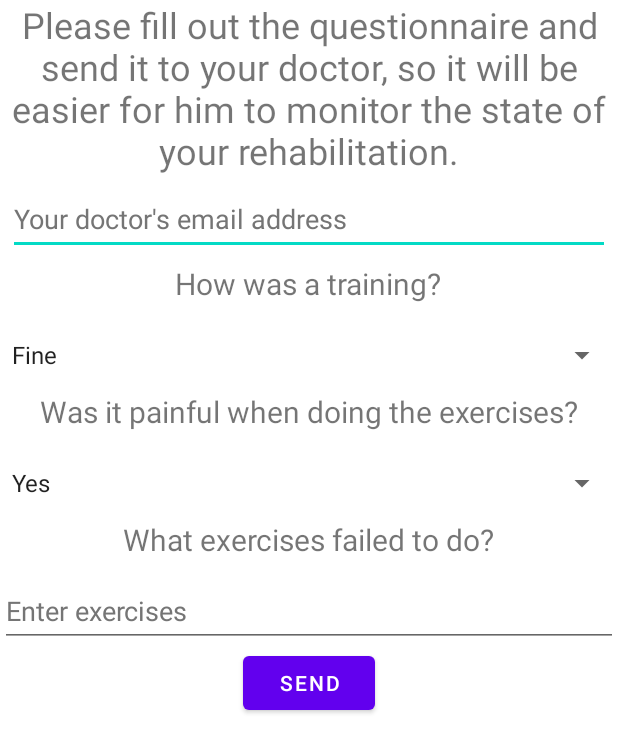
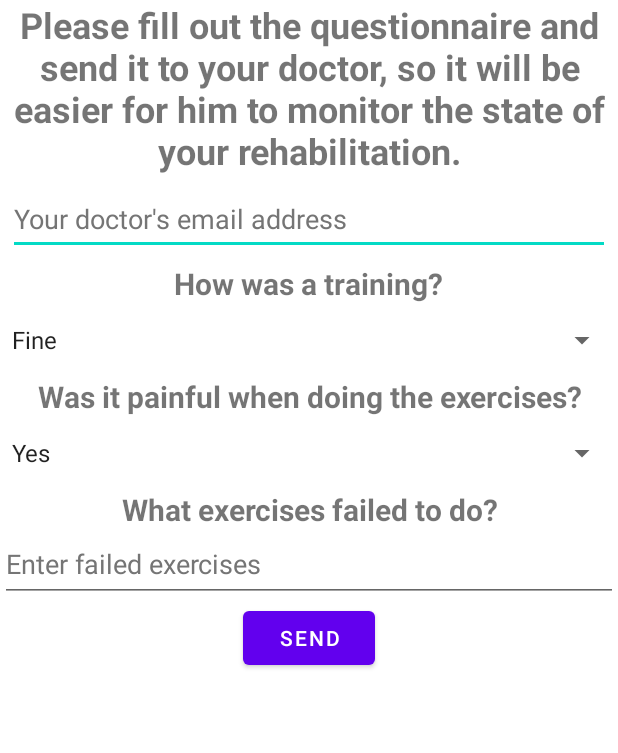
Before and after one commit to docfr10/Medical-rehabilitation, an Android app: the SendMailActivity screen opened directly, with no data from a screen before it, after a tap on "SEND", on a phone screen of 412 x 824 dp. Shown: the top 753 px of the screen. Run offline under Robolectric (Android 15) with nearby library versions, the light colour scheme and no system bars; 1 statement that could not run was skipped.

Commit message:
Sending emails is implemented(not final)

```diff
--- a/app/src/main/java/com/example/medicalrehabilitation/presenter/SendMailInterface.kt
+++ b/app/src/main/java/com/example/medicalrehabilitation/presenter/SendMailInterface.kt
@@ -6,6 +6,6 @@ import android.widget.Spinner
 import com.example.medicalrehabilitation.view.SendMailActivity
 
 interface SendMailInterface {
-    fun sendEmail(sendemail: Button, doctoremail: EditText, trainingspinner: Spinner)
+    fun sendEmail(sendemail: Button, doctoremail: EditText, trainingspinner: Spinner, theme: String)
     fun attachView(sendMail: SendMailActivity)
 }
--- a/app/src/main/java/com/example/medicalrehabilitation/presenter/SendMailPresenter.kt
+++ b/app/src/main/java/com/example/medicalrehabilitation/presenter/SendMailPresenter.kt
@@ -15,11 +15,19 @@ class SendMailPresenter : SendMailInterface {
         this.sendMail = sendMail
     }
 
-    override fun sendEmail(sendemail: Button, doctoremail: EditText, trainingspinner: Spinner) {
+    override fun sendEmail(
+        sendemail: Button,
+        doctoremail: EditText,
+        trainingspinner: Spinner,
+        theme: String
+    ) {
         sendemail.setOnClickListener {
-            val intent = Intent(Intent.ACTION_VIEW, Uri.parse("mailto:${doctoremail.text}"))
-            intent.putExtra(Intent.EXTRA_SUBJECT, "Реабилитация")
-            intent.putExtra(Intent.EXTRA_SUBJECT, trainingspinner.toString())
+            val intent = Intent(
+                Intent.ACTION_VIEW,
+                Uri.parse("mailto:${doctoremail.text}")
+            ) //Кому отправляем
+            intent.putExtra(Intent.EXTRA_SUBJECT, theme) //Тема письма
+            intent.putExtra(Intent.EXTRA_TEXT, "Здесь содержится текст письма")
             sendMail.chooseEmail(intent)
         }
     }
--- a/app/src/main/java/com/example/medicalrehabilitation/view/SendMailActivity.kt
+++ b/app/src/main/java/com/example/medicalrehabilitation/view/SendMailActivity.kt
@@ -33,10 +33,15 @@ class SendMailActivity : AppCompatActivity() {
 
     override fun onResume() {
         super.onResume()
-        sendMailPresenter.sendEmail(sendemail, doctoremail, trainingspinner)
+        sendMailPresenter.sendEmail(
+            sendemail,
+            doctoremail,
+            trainingspinner,
+            getText(R.string.app_name) as String
+        )
     }
 
     fun chooseEmail(intent: Intent) {
-        startActivity(Intent.createChooser(intent, "Send mail..."))
+        startActivity(Intent.createChooser(intent, getText(R.string.send_mail)))
     }
 }
--- a/app/src/main/res/layout/activity_send_mail.xml
+++ b/app/src/main/res/layout/activity_send_mail.xml
@@ -21,12 +21,13 @@
 
             <TextView
                 android:id="@+id/textView2"
-                android:layout_width="match_parent"
-                android:layout_height="match_parent"
+                android:layout_width="wrap_content"
+                android:layout_height="wrap_content"
                 android:gravity="center"
                 android:text="@string/fill_questionnaire"
                 android:textColorHint="#757575"
-                android:textSize="24sp" />
+                android:textSize="24sp"
+                android:textStyle="bold" />
 
             <EditText
                 android:id="@+id/doctorsmail_editTextTextEmailAddress"
@@ -43,9 +44,11 @@
             <TextView
                 android:id="@+id/textView"
                 android:layout_width="wrap_content"
-                android:layout_height="37dp"
+                android:layout_height="wrap_content"
+                android:gravity="center"
                 android:text="@string/how_was_training"
-                android:textSize="20sp" />
+                android:textSize="20sp"
+                android:textStyle="bold" />
 
             <Spinner
                 android:id="@+id/training_spinner"
@@ -57,9 +60,11 @@
             <TextView
                 android:id="@+id/textView3"
                 android:layout_width="wrap_content"
-                android:layout_height="37dp"
+                android:layout_height="wrap_content"
+                android:gravity="center"
                 android:text="@string/was_painful"
-                android:textSize="20sp" />
+                android:textSize="20sp"
+                android:textStyle="bold" />
 
             <Spinner
                 android:id="@+id/painful_spinner"
@@ -71,20 +76,23 @@
             <TextView
                 android:id="@+id/textView4"
                 android:layout_width="wrap_content"
-                android:layout_height="37dp"
+                android:layout_height="wrap_content"
+                android:gravity="center"
                 android:text="@string/failed_exercieses"
-                android:textSize="20sp" />
+                android:textSize="20sp"
+                android:textStyle="bold" />
 
             <EditText
-                android:id="@+id/failed_editTextNumber"
+                android:id="@+id/failed_editTextTextMultiLine"
                 android:layout_width="match_parent"
                 android:layout_height="wrap_content"
-                android:autofillHints=""
                 android:ems="10"
-                android:hint="@string/enter_exercises"
-                android:inputType="number"
+                android:gravity="start|top"
+                android:hint="@string/enter_failed_exercises"
+                android:inputType="textMultiLine"
                 android:minHeight="48dp"
-                android:textColorHint="#757575" />
+                android:textColorHint="#757575"
+                android:autofillHints="" />
 
             <Button
                 android:id="@+id/send_button"
--- a/app/src/main/res/values/strings.xml
+++ b/app/src/main/res/values/strings.xml
@@ -31,11 +31,12 @@
     <string name="want_to_rest">Do you want to rest?</string>
     <string name="scroll_view">Scroll view</string>
     <string name="doctor_email">Your doctor\'s email address</string>
-    <string name="enter_exercises">Enter exercises</string>
     <string name="how_was_training">How was a training?</string>
     <string name="fill_questionnaire">Please fill out the questionnaire and send it to your doctor, so it will be easier for him to monitor the state of your rehabilitation.</string>
     <string name="was_painful">Was it painful when doing the exercises?</string>
     <string name="failed_exercieses">What exercises failed to do?</string>
     <string name="send">Send</string>
     <string name="plus30sec">+30 sec</string>
+    <string name="send_mail">Send mail</string>
+    <string name="enter_failed_exercises">Enter failed exercises</string>
 </resources>
```
Also changed, not shown: 1 other file.
